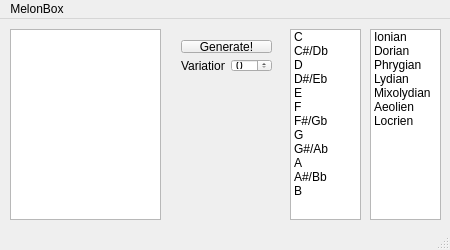
Above: mainwindow.ui from elementalsc/melonbox before the change. Below: the same form after it.
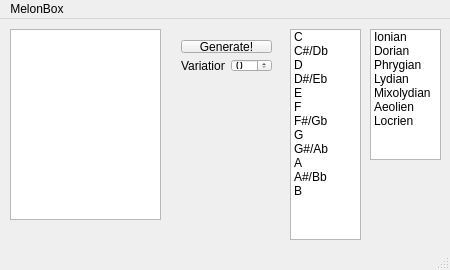
That is the form after the change.

```diff
--- a/mainwindow.ui
+++ b/mainwindow.ui
@@ -10,19 +10,19 @@
     <x>0</x>
     <y>0</y>
     <width>450</width>
-    <height>250</height>
+    <height>270</height>
    </rect>
   </property>
   <property name="minimumSize">
    <size>
     <width>450</width>
-    <height>250</height>
+    <height>270</height>
    </size>
   </property>
   <property name="maximumSize">
    <size>
     <width>450</width>
-    <height>250</height>
+    <height>270</height>
    </size>
   </property>
   <property name="windowTitle">
@@ -41,7 +41,7 @@
       <x>290</x>
       <y>10</y>
       <width>71</width>
-      <height>191</height>
+      <height>211</height>
      </rect>
     </property>
     <item>
@@ -111,7 +111,7 @@
       <x>370</x>
       <y>10</y>
       <width>71</width>
-      <height>191</height>
+      <height>131</height>
      </rect>
     </property>
     <item>
@@ -160,7 +160,7 @@
      </rect>
     </property>
    </widget>
-   <widget class="QWidget" name="">
+   <widget class="QWidget" name="layoutWidget">
     <property name="geometry">
      <rect>
       <x>170</x>
```
Left out of the diff: 10 changed lines with no effect on the pictures.
